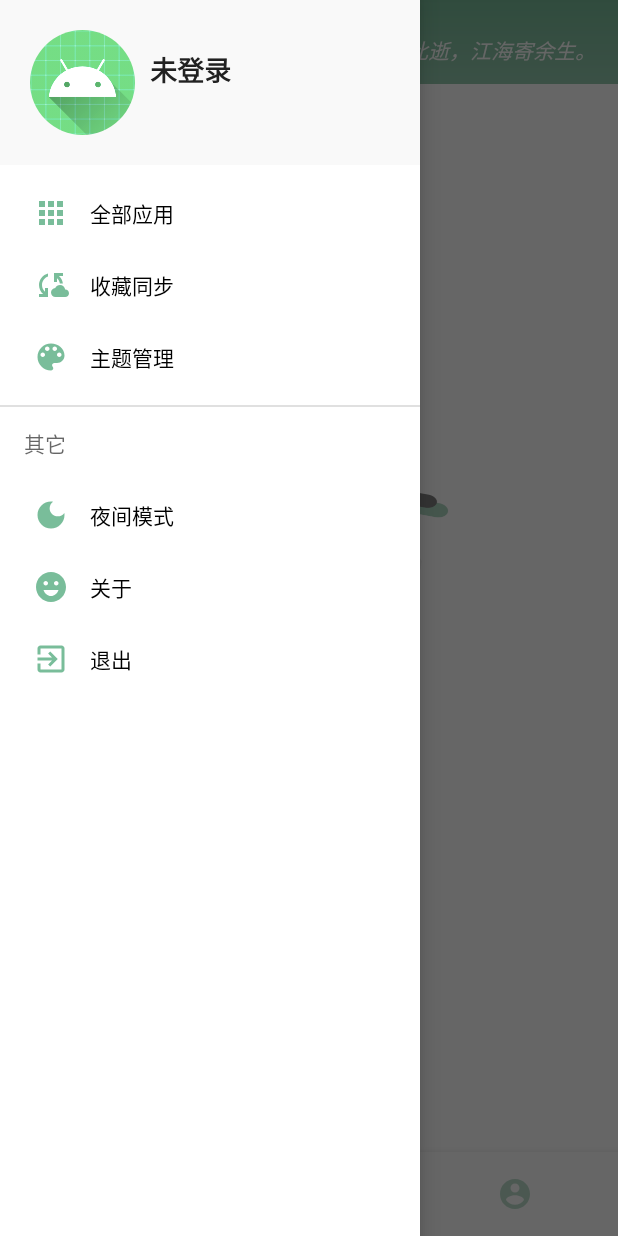
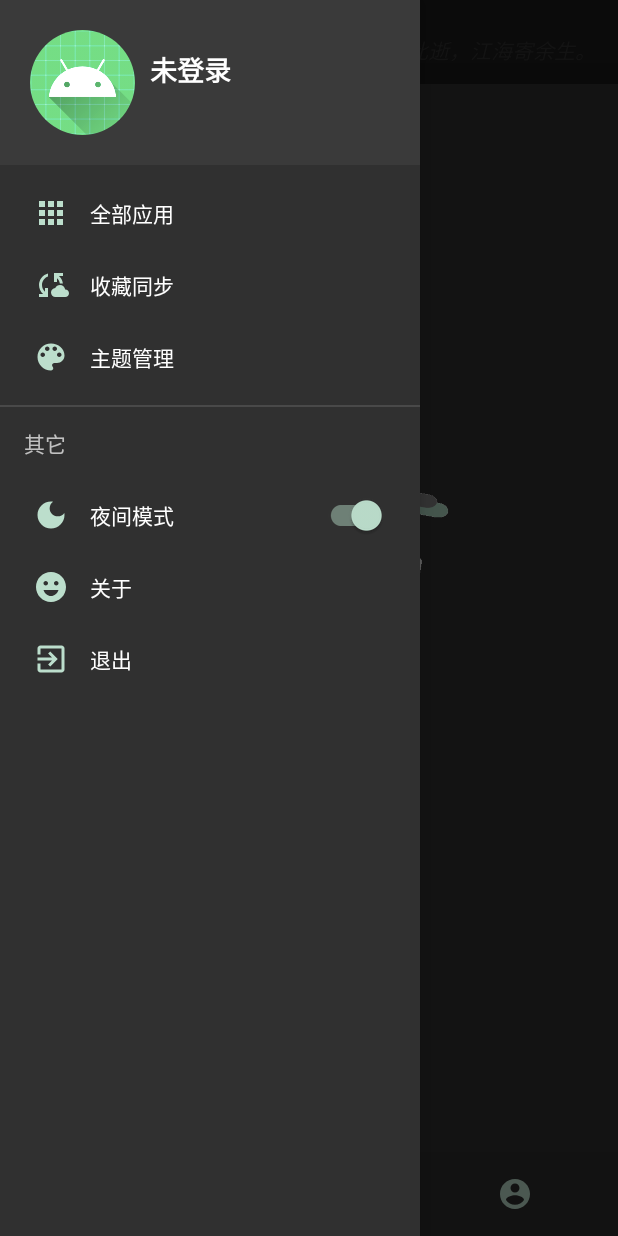
Before and after one commit to jintian666666/Qing_Box, an Android app: the screen it shows after launch (MainActivity), in the side drawer, after a tap on "夜间模式", on a phone screen of 412 x 824 dp. Run offline under Robolectric (Android 15) with nearby library versions, the phone set to English and light mode, and no system bars; our stand-ins replace ButterKnife; plain views replace RoundedImageView.

Commit message:
侧滑抽屉-暗黑模式切换模块

```diff
--- a/app/src/main/java/cn/gdust/qing_box/Activity/MainActivity.java
+++ b/app/src/main/java/cn/gdust/qing_box/Activity/MainActivity.java
@@ -4,7 +4,9 @@ import android.os.Bundle;
 import android.view.KeyEvent;
 import android.view.MenuItem;
 import android.view.View;
+import android.widget.CompoundButton;
 import android.widget.ImageView;
+import android.widget.LinearLayout;
 import android.widget.Toast;
 
 import androidx.annotation.NonNull;
@@ -17,6 +19,7 @@ import androidx.fragment.app.FragmentTransaction;
 import com.google.android.material.bottomnavigation.BottomNavigationView;
 import com.google.android.material.dialog.MaterialAlertDialogBuilder;
 import com.google.android.material.navigation.NavigationView;
+import com.google.android.material.switchmaterial.SwitchMaterial;
 
 import butterknife.BindView;
 import butterknife.ButterKnife;
@@ -25,6 +28,8 @@ import cn.gdust.qing_box.Fragment.ClassifyFragment;
 import cn.gdust.qing_box.Fragment.FavorFragment;
 import cn.gdust.qing_box.Fragment.MeFragment;
 import cn.gdust.qing_box.R;
+import cn.gdust.qing_box.Utils.DarkModeUtil;
+import cn.gdust.qing_box.Utils.SwitchClickListener;
 import lombok.SneakyThrows;
 
 public class MainActivity extends AppCompatActivity {
@@ -33,11 +38,16 @@ public class MainActivity extends AppCompatActivity {
     @BindView(R.id.imageMenu) ImageView imageView;
     @BindView(R.id.navigationView) NavigationView navigationView;
     @BindView(R.id.bottomNavigationView) BottomNavigationView bottomNavigation;
+    private LinearLayout linearLayout;
+    private SwitchMaterial sw;
 
+    //外部对象
     private FavorFragment favor;
     private ClassifyFragment classify;
     private MeFragment me;
     private AccountFragment account;
+
+    DarkModeUtil darkModeUtil;
 
     private Fragment[] fragments;
     //默认选择第一个fragment
@@ -53,6 +63,9 @@ public class MainActivity extends AppCompatActivity {
         setContentView(R.layout.activity_main);
 
         ButterKnife.bind(this);
+        linearLayout = (LinearLayout) navigationView.getMenu().findItem(R.id.menuMode).getActionView();
+        sw = linearLayout.findViewById(R.id.darkModeSwitch);
+
         View headerLayout = navigationView.inflateHeaderView(R.layout.layout_navigation_header);
         headerLayout.setOnClickListener(new View.OnClickListener() {
             @Override
@@ -65,6 +78,13 @@ public class MainActivity extends AppCompatActivity {
         classify = new ClassifyFragment();
         me = new MeFragment();
         account = new AccountFragment();
+
+        darkModeUtil = new DarkModeUtil();
+        darkModeUtil.init(this.getApplication());
+//        darkModeUtil.applySystemMode(MainActivity.this);  //和init冲突bug，要解决更换DarkMode后不重新加载Activity
+        if (darkModeUtil.isDarkMode(this)){
+            sw.setChecked(true);
+        }
 
         fragments = new Fragment[]{favor,classify,me,account}; //将Fragment存进数组
 
@@ -121,10 +141,9 @@ public class MainActivity extends AppCompatActivity {
                         Toast.makeText(MainActivity.this, "主题管理", Toast.LENGTH_SHORT).show();
                         return true;
                     case R.id.menuMode:
-                        Toast.makeText(MainActivity.this, "夜间模式", Toast.LENGTH_SHORT).show();
+                        new SwitchClickListener(MainActivity.this,item).darkMode(darkModeUtil,MainActivity.this);
                         return true;
                     case R.id.menuAbout:
-//                        Toast.makeText(MainActivity.this, "关于", Toast.LENGTH_SHORT).show();
                         drawerLayout.closeDrawer(GravityCompat.START);
                         new MaterialAlertDialogBuilder(MainActivity.this)
                                 .setTitle("关于轻Box")
@@ -141,12 +160,24 @@ public class MainActivity extends AppCompatActivity {
                         System.exit(0);
                 }
 
-
                 return false;
             }
         });
 
+        //夜间模式Switch开关监听
+        sw.setOnCheckedChangeListener(new CompoundButton.OnCheckedChangeListener() {
+            @Override
+            public void onCheckedChanged(CompoundButton compoundButton, boolean isChecked) {
+                if (isChecked){
+                    darkModeUtil.applyNightMode(MainActivity.this);
+                }else {
+                    darkModeUtil.applyDayMode(MainActivity.this);
+                }
+            }
+        });
+
     }
+
 
     /**
      * 加载（切换）Fragment
--- /dev/null
+++ b/app/src/main/java/cn/gdust/qing_box/Utils/DarkModeUtil.java
@@ -0,0 +1,81 @@
+package cn.gdust.qing_box.Utils;
+
+import android.app.Application;
+import android.content.Context;
+import android.content.SharedPreferences;
+import android.content.res.Configuration;
+
+import androidx.appcompat.app.AppCompatDelegate;
+
+import com.google.android.material.switchmaterial.SwitchMaterial;
+
+/**
+ * 切换夜间模式工具类
+ */
+public class DarkModeUtil {
+
+    public static final String KEY_CURRENT_MODEL = "night_mode_state_sp";
+    private SwitchMaterial sw;
+
+    private static int getNightModel(Context context) {
+        SharedPreferences sp = context.getSharedPreferences(KEY_CURRENT_MODEL, Context.MODE_PRIVATE);
+        return sp.getInt(KEY_CURRENT_MODEL, AppCompatDelegate.MODE_NIGHT_FOLLOW_SYSTEM);
+    }
+
+    public static void setNightModel(Context context, int nightMode) {
+        SharedPreferences sp = context.getSharedPreferences(KEY_CURRENT_MODEL, Context.MODE_PRIVATE);
+        sp.edit().putInt(KEY_CURRENT_MODEL, nightMode).apply();
+    }
+
+    /**
+     * 这个方法在应用程序onCreate方法中调用
+     *
+     * @param application application
+     */
+    public static void init(Application application) {
+        int nightMode = getNightModel(application);
+        AppCompatDelegate.setDefaultNightMode(nightMode);
+    }
+
+    /**
+     * 应用夜间模式
+     */
+    public static void applyNightMode(Context context) {
+        AppCompatDelegate.setDefaultNightMode(AppCompatDelegate.MODE_NIGHT_YES);
+        setNightModel(context, AppCompatDelegate.MODE_NIGHT_YES);
+    }
+
+    /**
+     * 应用日间模式
+     */
+    public static void applyDayMode(Context context) {
+        AppCompatDelegate.setDefaultNightMode(AppCompatDelegate.MODE_NIGHT_NO);
+        setNightModel(context, AppCompatDelegate.MODE_NIGHT_NO);
+    }
+
+    /**
+     * 跟随系统主题时需要动态切换
+     */
+    public static void applySystemMode(Context context) {
+        AppCompatDelegate.setDefaultNightMode(AppCompatDelegate.MODE_NIGHT_FOLLOW_SYSTEM);
+        setNightModel(context, AppCompatDelegate.MODE_NIGHT_FOLLOW_SYSTEM);
+    }
+
+    /**
+     * 判断App当前是否处于暗黑模式状态
+     *
+     * @param context 上下文
+     * @return 返回
+     */
+    public static boolean isDarkMode(Context context) {
+        int nightMode = getNightModel(context);
+        if (nightMode == AppCompatDelegate.MODE_NIGHT_FOLLOW_SYSTEM) {
+            int applicationUiMode = context.getResources().getConfiguration().uiMode;
+            int systemMode = applicationUiMode & Configuration.UI_MODE_NIGHT_MASK;
+            return systemMode == Configuration.UI_MODE_NIGHT_YES;
+        } else {
+            return nightMode == AppCompatDelegate.MODE_NIGHT_YES;
+        }
+    }
+
+}
--- /dev/null
+++ b/app/src/main/java/cn/gdust/qing_box/Utils/SwitchClickListener.java
@@ -0,0 +1,43 @@
+package cn.gdust.qing_box.Utils;
+
+import android.content.Context;
+import android.view.MenuItem;
+import android.widget.LinearLayout;
+
+import androidx.annotation.NonNull;
+
+import com.google.android.material.switchmaterial.SwitchMaterial;
+
+import cn.gdust.qing_box.R;
+
+public class SwitchClickListener extends SwitchMaterial {
+
+    SwitchMaterial mSwitch;
+    /**
+     * Menu中的item与Switch点击监听构造
+     * @param context
+     * @param item
+     */
+    public SwitchClickListener(@NonNull Context context, MenuItem item) {
+        super(context);
+        LinearLayout linearLayout = (LinearLayout) item.getActionView();
+        mSwitch = linearLayout.findViewById(R.id.darkModeSwitch);
+    }
+
+    /**
+     * switch开关联动夜间模式开关
+     */
+    public void darkMode(DarkModeUtil darkModeUtil,Context context){
+        if (!mSwitch.isChecked()){
+            darkModeUtil.applyNightMode(context);
+            mSwitch.setChecked(true);
+        }else {
+            darkModeUtil.applyDayMode(context);
+            mSwitch.setChecked(false);
+        }
+
+    }
+
+
+
+}
--- a/app/src/main/res/drawable/gradient_theme.xml
+++ b/app/src/main/res/drawable/gradient_theme.xml
@@ -2,7 +2,7 @@
 <shape xmlns:android="http://schemas.android.com/apk/res/android">
     <gradient
         android:angle="-90"
-        android:startColor="@color/colorPrimary"
-        android:endColor="#93CAAE"
+        android:startColor="@color/colorGradientTop"
+        android:endColor="@color/colorGradientBottom"
         android:type="linear" />
 </shape>
--- a/app/src/main/res/drawable/ic_password.xml
+++ b/app/src/main/res/drawable/ic_password.xml
@@ -1,4 +1,4 @@
-<vector android:height="24dp" android:tint="#000000"
+<vector android:height="24dp" android:tint="@color/colorPrimary"
     android:viewportHeight="24" android:viewportWidth="24"
     android:width="24dp" xmlns:android="http://schemas.android.com/apk/res/android">
     <path android:fillColor="@android:color/white" android:pathData="M2,17h20v2H2V17zM3.15,12.95L4,11.47l0.85,1.48l1.3,-0.75L5.3,10.72H7v-1.5H5.3l0.85,-1.47L4.85,7L4,8.47L3.15,7l-1.3,0.75L2.7,9.22H1v1.5h1.7L1.85,12.2L3.15,12.95zM9.85,12.2l1.3,0.75L12,11.47l0.85,1.48l1.3,-0.75l-0.85,-1.48H15v-1.5h-1.7l0.85,-1.47L12.85,7L12,8.47L11.15,7l-1.3,0.75l0.85,1.47H9v1.5h1.7L9.85,12.2zM23,9.22h-1.7l0.85,-1.47L20.85,7L20,8.47L19.15,7l-1.3,0.75l0.85,1.47H17v1.5h1.7l-0.85,1.48l1.3,0.75L20,11.47l0.85,1.48l1.3,-0.75l-0.85,-1.48H23V9.22z"/>
--- a/app/src/main/res/layout/activity_test.xml
+++ b/app/src/main/res/layout/activity_test.xml
@@ -76,7 +76,7 @@
             android:layout_width="match_parent"
             android:layout_height="wrap_content"
             android:layout_marginTop="10dp"
-            app:cardBackgroundColor="@color/colorGray"
+            app:cardBackgroundColor="@color/colorBgGray"
             app:cardCornerRadius="20dp">
 
             <ListView
--- a/app/src/main/res/layout/custom_toolbar.xml
+++ b/app/src/main/res/layout/custom_toolbar.xml
@@ -24,14 +24,14 @@
             android:layout_height="30dp"
             android:contentDescription="@string/app_name"
             android:src="@drawable/ic_back"
-            app:tint="@color/colorWhite" />
+            app:tint="@color/colorToolBarText" />
 
         <TextView
             android:id="@+id/title"
             android:layout_width="wrap_content"
             android:layout_height="wrap_content"
             android:layout_marginStart="30dp"
-            android:textColor="@color/colorWhite"
+            android:textColor="@color/colorToolBarText"
             android:textSize="18sp"
             android:textStyle="bold"/>
 
--- a/app/src/main/res/layout/fragment_account.xml
+++ b/app/src/main/res/layout/fragment_account.xml
@@ -73,7 +73,7 @@
             android:layout_width="match_parent"
             android:layout_height="wrap_content"
             android:layout_marginTop="10dp"
-            app:cardBackgroundColor="@color/colorGray"
+            app:cardBackgroundColor="@color/colorBgGray"
             app:cardCornerRadius="20dp"
             app:cardElevation="0dp">
 
@@ -95,7 +95,7 @@
             android:layout_width="match_parent"
             android:layout_height="wrap_content"
             android:layout_marginTop="10dp"
-            app:cardBackgroundColor="@color/colorGray"
+            app:cardBackgroundColor="@color/colorBgGray"
             app:cardCornerRadius="20dp"
             app:cardElevation="0dp">
 
@@ -114,7 +114,7 @@
             android:text="@string/unLogin"
             app:cornerRadius="10dp"
             android:textColor="@android:color/holo_red_light"
-            android:backgroundTint="@color/colorGray"
+            android:backgroundTint="@color/colorBgGray"
             android:textStyle="bold"
             android:padding="10dp"
             android:stateListAnimator="@null"/>
--- a/app/src/main/res/layout/fragment_classify.xml
+++ b/app/src/main/res/layout/fragment_classify.xml
@@ -4,7 +4,7 @@
     android:layout_width="match_parent"
     android:layout_height="match_parent"
     tools:context=".Fragment.ClassifyFragment"
-    android:background="@color/colorGray">
+    android:background="@color/colorBgGray">
 
     <!-- TODO: Update blank fragment layout -->
     <TextView
--- a/app/src/main/res/layout/fragment_me.xml
+++ b/app/src/main/res/layout/fragment_me.xml
@@ -53,9 +53,10 @@
                 app:layout_constraintLeft_toLeftOf="parent"
                 app:layout_constraintTop_toTopOf="parent">
 
-                <EditText
+                <com.google.android.material.textfield.TextInputEditText
                     android:id="@+id/input_acc"
                     android:layout_width="match_parent"
+                    android:background="@android:color/transparent"
                     android:layout_height="wrap_content"
                     android:imeOptions="actionNext"
                     android:inputType="text"
@@ -81,10 +82,11 @@
                 app:counterMaxLength="16"
                 app:layout_constraintTop_toBottomOf="@id/til">
 
-                <EditText
+                <com.google.android.material.textfield.TextInputEditText
                     android:id="@+id/input_pass"
                     android:layout_width="match_parent"
                     android:layout_height="wrap_content"
+                    android:background="@android:color/transparent"
                     android:imeOptions="actionNext"
                     android:inputType="textPassword"
                     android:textStyle="bold"
--- /dev/null
+++ b/app/src/main/res/layout/layout_dark_switch.xml
@@ -0,0 +1,17 @@
+<?xml version="1.0" encoding="utf-8"?>
+<LinearLayout xmlns:android="http://schemas.android.com/apk/res/android"
+    xmlns:app="http://schemas.android.com/apk/res-auto"
+    android:orientation="vertical"
+    android:layout_width="match_parent"
+    android:layout_height="match_parent"
+    android:gravity="center">
+
+    <com.google.android.material.switchmaterial.SwitchMaterial
+        android:id="@+id/darkModeSwitch"
+        android:layout_width="wrap_content"
+        android:layout_height="wrap_content"
+        android:checked="false"
+        app:thumbTint="@color/colorPrimary"
+        app:trackTint="@color/colorSwitchTrack"/>
+
+</LinearLayout>
--- a/app/src/main/res/layout/layout_navigation_header.xml
+++ b/app/src/main/res/layout/layout_navigation_header.xml
@@ -5,7 +5,7 @@
     android:layout_height="wrap_content"
     xmlns:app="http://schemas.android.com/apk/res-auto"
     android:padding="20dp"
-    android:background="#5CEFEFEF">
+    android:background="@color/colorBgHeader">
 
     <com.makeramen.roundedimageview.RoundedImageView
         android:id="@+id/imageProfile"
--- a/app/src/main/res/menu/navigation_menu.xml
+++ b/app/src/main/res/menu/navigation_menu.xml
@@ -20,6 +20,7 @@
 
             <item android:id="@+id/menuMode"
                 android:icon="@drawable/ic_dark_mode"
+                app:actionLayout="@layout/layout_dark_switch"
                 android:title="@string/nightMode"/>
 
             <item android:id="@+id/menuAbout"
--- /dev/null
+++ b/app/src/main/res/values-night/colors.xml
@@ -0,0 +1,18 @@
+<?xml version="1.0" encoding="utf-8"?>
+<resources>
+    <!-- 主题颜色 -->
+    <color name="colorPrimary">#BCDECC</color>
+    <color name="colorPrimaryLight">#BCDECC</color>
+    <color name="colorBgGray">#202020</color>
+    <color name="colorPrimaryText">#FFFFFF</color>
+    <color name="colorBlack">#000000</color>
+    <color name="colorWhite">#303030</color>
+
+    <!--  自定义颜色  -->
+    <color name="colorGreen">#32CD32</color>
+    <color name="colorBgHeader">#3A3A3A</color>
+    <color name="colorGradientTop">#1C1C1C</color>
+    <color name="colorGradientBottom">#1A1A1A</color>
+    <color name="colorToolBarText">#FFFFFF</color>
+    <color name="colorSwitchTrack">#6E8076</color>
+</resources>
--- a/app/src/main/res/values-night/themes.xml
+++ b/app/src/main/res/values-night/themes.xml
@@ -1,16 +1,17 @@
 <resources xmlns:tools="http://schemas.android.com/tools">
     <!-- Base application theme. -->
-    <style name="Theme.Qing_Box" parent="Theme.MaterialComponents.DayNight.DarkActionBar">
+    <style name="Theme.Qing_Box" parent="Theme.MaterialComponents.DayNight.NoActionBar">
         <!-- Primary brand color. -->
-        <item name="colorPrimary">@color/purple_200</item>
-        <item name="colorPrimaryVariant">@color/purple_700</item>
-        <item name="colorOnPrimary">@color/black</item>
+        <item name="colorPrimary">@color/colorPrimary</item>
+        <item name="colorPrimaryVariant">@color/colorGradientTop</item>
+        <item name="colorOnPrimary">@color/colorBlack</item>
         <!-- Secondary brand color. -->
-        <item name="colorSecondary">@color/teal_200</item>
-        <item name="colorSecondaryVariant">@color/teal_200</item>
-        <item name="colorOnSecondary">@color/black</item>
+        <item name="colorSecondary">@color/colorGreen</item>
+        <item name="colorSecondaryVariant">@color/colorGreen</item>
+        <item name="colorOnSecondary">@color/colorWhite</item>
         <!-- Status bar color. -->
         <item name="android:statusBarColor">?attr/colorPrimaryVariant</item>
         <!-- Customize your theme here. -->
     </style>
+
 </resources>
--- a/app/src/main/res/values/colors.xml
+++ b/app/src/main/res/values/colors.xml
@@ -1,17 +1,18 @@
 <?xml version="1.0" encoding="utf-8"?>
 <resources>
-    <color name="purple_200">#FFBB86FC</color>
-    <color name="purple_500">#FF6200EE</color>
-    <color name="purple_700">#FF3700B3</color>
-    <color name="teal_200">#79BD9A</color>
-    <color name="teal_700">#FF018786</color>
-    <color name="black">#FF000000</color>
-    <color name="white">#FFFFFFFF</color>
-    <!--  自定义颜色  -->
+    <!-- 主题颜色 -->
     <color name="colorPrimary">#79BD9A</color>
     <color name="colorPrimaryLight">#BCDECC</color>
-    <color name="colorGray">#F5F5F5</color>
+    <color name="colorBgGray">#F5F5F5</color>
     <color name="colorPrimaryText">#212121</color>
+    <color name="colorBlack">#000000</color>
     <color name="colorWhite">#FFFFFF</color>
+
+    <!--  自定义颜色  -->
     <color name="colorGreen">#32CD32</color>
+    <color name="colorBgHeader">#FAFAFA</color>
+    <color name="colorGradientTop">#79BD9A</color>
+    <color name="colorGradientBottom">#93CAAE</color>
+    <color name="colorToolBarText">#FFFFFF</color>
+    <color name="colorSwitchTrack">#ADADAD</color>
 </resources>
--- a/app/src/main/res/values/themes.xml
+++ b/app/src/main/res/values/themes.xml
@@ -1,24 +1,23 @@
 <resources xmlns:tools="http://schemas.android.com/tools">
     <!-- Base application theme. -->
-    <style name="Theme.Qing_Box" parent="Theme.MaterialComponents.Light.NoActionBar">
+    <style name="Theme.Qing_Box" parent="Theme.MaterialComponents.DayNight.NoActionBar">
         <!-- Primary brand color. -->
         <!-- 品牌颜色（主题颜色） -->
         <item name="colorPrimary">@color/colorPrimary</item>
         <!-- 主要品牌颜色的较浅/较暗变体，在主题中很少使用 -->
-        <item name="colorPrimaryVariant">@color/purple_700</item>
+        <item name="colorPrimaryVariant">@color/colorGradientTop</item>
         <!-- 用于显示在原色上方的元素的颜色（例如，文本和图标，根据可访问性，通常为白色或半透明的黑色） -->
-        <item name="colorOnPrimary">@color/white</item>
+        <item name="colorOnPrimary">@color/colorWhite</item>
         <!-- Secondary brand color. -->
         <!-- 您应用程式的次要品牌色彩，主要用于强调某些需要突出的小部件 -->
-        <item name="colorSecondary">@color/teal_200</item>
+        <item name="colorSecondary">@color/colorGreen</item>
         <!-- 您的次要品牌颜色的较浅/较深变体，在主题中很少使用 -->
-        <item name="colorSecondaryVariant">@color/teal_700</item>
+        <item name="colorSecondaryVariant">@color/colorGreen</item>
         <!-- 用于显示在辅助颜色顶部的元素的颜色 -->
-        <item name="colorOnSecondary">@color/black</item>
+        <item name="colorOnSecondary">@color/colorBlack</item>
         <!-- Status bar color. -->
-        <item name="android:statusBarColor">@color/colorPrimary</item>
+        <item name="android:statusBarColor">@color/colorGradientTop</item>
         <!-- Customize your theme here. -->
     </style>
 
-
 </resources>
```
